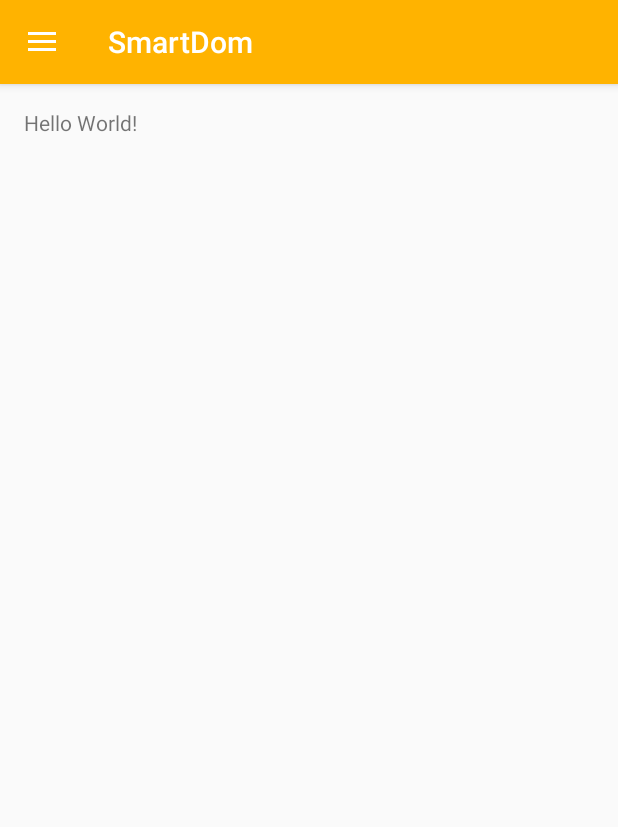
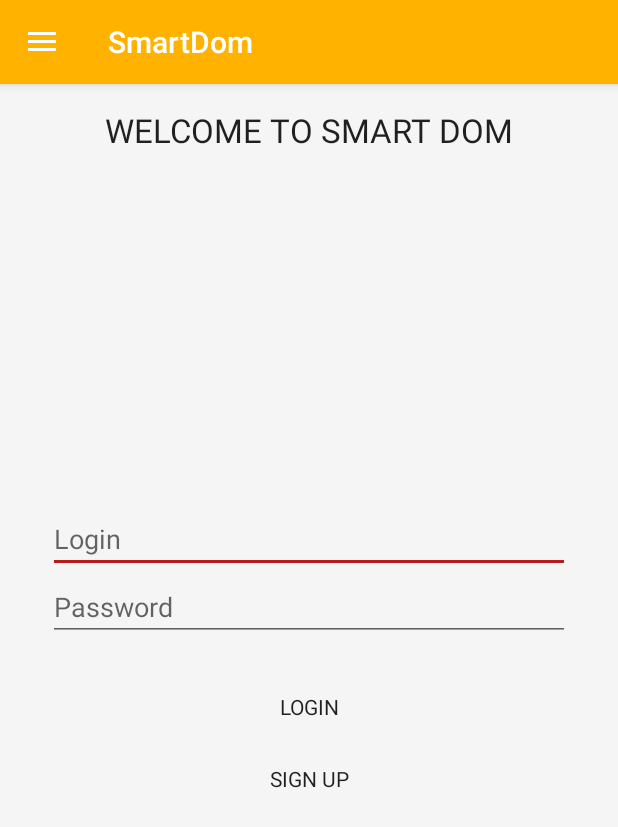
Before and after one commit to aleksandra-majchrzak/smart-dom-android, an Android app: the screen it shows after launch (MainActivity), in the side drawer, after a tap on "Settings", on a phone screen of 412 x 824 dp. Shown: the top 827 px of the screen. Run offline under Robolectric (Android 15) with nearby library versions, the phone set to English and light mode, and no system bars; our stand-ins replace ButterKnife.

Commit message:
Added main and homes fragments.

```diff
--- a/app/build.gradle
+++ b/app/build.gradle
@@ -24,10 +24,11 @@ dependencies {
     androidTestCompile('com.android.support.test.espresso:espresso-core:2.2.2', {
         exclude group: 'com.android.support', module: 'support-annotations'
     })
+
     compile 'com.android.support:appcompat-v7:25.3.0'
     compile 'com.android.support:design:25.3.0'
+    compile 'com.jakewharton:butterknife:8.5.1'
+    compile 'com.android.support:support-v4:25.3.0'
     testCompile 'junit:junit:4.12'
-
-    compile 'com.jakewharton:butterknife:8.5.1'
     annotationProcessor 'com.jakewharton:butterknife-compiler:8.5.1'
 }
--- a/app/src/main/java/pl/edu/uj/ii/smartdom/activities/MainActivity.java
+++ b/app/src/main/java/pl/edu/uj/ii/smartdom/activities/MainActivity.java
@@ -9,11 +9,14 @@ import android.support.v7.app.AppCompatActivity;
 import android.support.v7.widget.Toolbar;
 import android.view.Menu;
 import android.view.MenuItem;
+import android.view.View;
 
 import butterknife.BindView;
 import butterknife.ButterKnife;
 import pl.edu.uj.ii.smartdom.R;
 import pl.edu.uj.ii.smartdom.enums.SmartMenuItem;
+import pl.edu.uj.ii.smartdom.fragments.HomesFragment;
+import pl.edu.uj.ii.smartdom.fragments.MainFragment;
 
 public class MainActivity extends AppCompatActivity
         implements NavigationView.OnNavigationItemSelectedListener {
@@ -24,6 +27,8 @@ public class MainActivity extends AppCompatActivity
     DrawerLayout drawer;
     @BindView(R.id.nav_view)
     NavigationView navigationView;
+
+    private int CURRENT_NAV_ITEM_ID = 0;
 
     @Override
     protected void onCreate(Bundle savedInstanceState) {
@@ -43,6 +48,20 @@ public class MainActivity extends AppCompatActivity
                 this, drawer, toolbar, R.string.navigation_drawer_open, R.string.navigation_drawer_close);
         drawer.setDrawerListener(toggle);
         toggle.syncState();
+
+        navigationView.getHeaderView(0)
+                .findViewById(R.id.app_imageView).setOnClickListener(new View.OnClickListener() {
+            @Override
+            public void onClick(View v) {
+                getSupportFragmentManager().beginTransaction()
+                        .replace(R.id.fragment_container, new MainFragment(), MainFragment.TAG)
+                        .commit();
+
+                navigationView.getMenu().findItem(CURRENT_NAV_ITEM_ID).setChecked(false);
+                CURRENT_NAV_ITEM_ID = 0;
+                drawer.closeDrawer(GravityCompat.START);
+            }
+        });
 
         navigationView.setNavigationItemSelectedListener(this);
         addCurrentRooms();
@@ -75,8 +94,12 @@ public class MainActivity extends AppCompatActivity
     public boolean onNavigationItemSelected(MenuItem item) {
         // Handle navigation view item clicks here.
         int id = item.getItemId();
+        CURRENT_NAV_ITEM_ID = id;
 
         if (id == R.id.nav_change_home) {
+            getSupportFragmentManager().beginTransaction()
+                    .replace(R.id.fragment_container, new HomesFragment(), HomesFragment.TAG)
+                    .commit();
 
         } else if (id == R.id.nav_logout) {
 
--- /dev/null
+++ b/app/src/main/java/pl/edu/uj/ii/smartdom/fragments/MainFragment.java
@@ -0,0 +1,28 @@
+package pl.edu.uj.ii.smartdom.fragments;
+
+import android.os.Bundle;
+import android.support.v4.app.Fragment;
+import android.view.LayoutInflater;
+import android.view.View;
+import android.view.ViewGroup;
+
+import butterknife.ButterKnife;
+import pl.edu.uj.ii.smartdom.R;
+
+public class MainFragment extends Fragment {
+
+    public final static String TAG = MainFragment.class.getName();
+
+    public MainFragment() {
+        // Required empty public constructor
+    }
+
+    @Override
+    public View onCreateView(LayoutInflater inflater, ViewGroup container,
+                             Bundle savedInstanceState) {
+        View fragmentView = inflater.inflate(R.layout.fragment_main, container, false);
+        ButterKnife.bind(this, fragmentView);
+        return fragmentView;
+    }
+
+}
--- a/app/src/main/res/layout/content_main.xml
+++ b/app/src/main/res/layout/content_main.xml
@@ -5,16 +5,21 @@
     android:id="@+id/content_main"
     android:layout_width="match_parent"
     android:layout_height="match_parent"
-    android:paddingBottom="@dimen/activity_vertical_margin"
-    android:paddingLeft="@dimen/activity_horizontal_margin"
-    android:paddingRight="@dimen/activity_horizontal_margin"
-    android:paddingTop="@dimen/activity_vertical_margin"
     app:layout_behavior="@string/appbar_scrolling_view_behavior"
     tools:context="pl.edu.uj.ii.smartdom.activities.MainActivity"
     tools:showIn="@layout/app_bar_main">
 
-    <TextView
-        android:layout_width="wrap_content"
-        android:layout_height="wrap_content"
-        android:text="Hello World!" />
+    <FrameLayout
+        android:id="@+id/fragment_container"
+        android:layout_width="match_parent"
+        android:layout_height="match_parent">
+
+        <fragment
+            android:id="@+id/main_fragment"
+            android:name="pl.edu.uj.ii.smartdom.fragments.MainFragment"
+            android:layout_width="match_parent"
+            android:layout_height="match_parent"
+            tools:layout="@layout/fragment_main" />
+
+    </FrameLayout>
 </RelativeLayout>
--- /dev/null
+++ b/app/src/main/res/layout/fragment_main.xml
@@ -0,0 +1,81 @@
+<FrameLayout xmlns:android="http://schemas.android.com/apk/res/android"
+    xmlns:tools="http://schemas.android.com/tools"
+    android:layout_width="match_parent"
+    android:layout_height="match_parent"
+    android:background="@color/background"
+    android:paddingBottom="@dimen/activity_vertical_margin"
+    android:paddingLeft="@dimen/activity_horizontal_margin"
+    android:paddingRight="@dimen/activity_horizontal_margin"
+    android:paddingTop="@dimen/activity_vertical_margin"
+    tools:context="pl.edu.uj.ii.smartdom.fragments.MainFragment">
+
+    <RelativeLayout
+        android:layout_width="match_parent"
+        android:layout_height="match_parent">
+
+        <TextView
+            android:layout_width="wrap_content"
+            android:layout_height="wrap_content"
+            android:layout_centerHorizontal="true"
+            android:text="WELCOME TO SMART DOM"
+            android:textAppearance="@style/Base.TextAppearance.AppCompat.Large" />
+
+        <LinearLayout
+            android:id="@+id/login_ll"
+            android:layout_width="match_parent"
+            android:layout_height="wrap_content"
+            android:layout_centerInParent="true"
+            android:layout_marginLeft="@dimen/activity_horizontal_margin"
+            android:layout_marginRight="@dimen/activity_horizontal_margin"
+            android:orientation="vertical">
+
+            <EditText
+                android:id="@+id/login_editText"
+                android:layout_width="match_parent"
+                android:layout_height="wrap_content"
+                android:hint="@string/login" />
+
+            <EditText
+                android:id="@+id/password_editText"
+                android:layout_width="match_parent"
+                android:layout_height="wrap_content"
+                android:hint="@string/password" />
+
+            <Button
+                android:id="@+id/login_button"
+                style="@style/Base.Widget.AppCompat.ButtonBar"
+                android:layout_width="match_parent"
+                android:layout_height="wrap_content"
+                android:layout_marginTop="@dimen/top_margin"
+                android:background="?android:attr/selectableItemBackground"
+                android:text="@string/login_caps" />
+
+            <Button
+                android:id="@+id/sign_up_button"
+                style="@style/Base.Widget.AppCompat.ButtonBar"
+                android:layout_width="match_parent"
+                android:layout_height="wrap_content"
+                android:background="?android:attr/selectableItemBackground"
+                android:text="@string/sign_up" />
+
+        </LinearLayout>
+
+        <LinearLayout
+            android:id="@+id/hello_ll"
+            android:layout_width="wrap_content"
+            android:layout_height="wrap_content"
+            android:layout_centerInParent="true"
+            android:orientation="vertical"
+            android:visibility="gone">
+
+            <TextView
+                android:layout_width="wrap_content"
+                android:layout_height="wrap_content"
+                android:text="HELLO!" />
+
+
+        </LinearLayout>
+
+    </RelativeLayout>
+
+</FrameLayout>
--- a/app/src/main/res/values/colors.xml
+++ b/app/src/main/res/values/colors.xml
@@ -3,4 +3,5 @@
     <color name="colorPrimary">#FFB300</color>
     <color name="colorPrimaryDark">#FFA000</color>
     <color name="colorAccent">#b71c1c</color>
+    <color name="background">#f5f5f5</color>
 </resources>
--- a/app/src/main/res/values/dimens.xml
+++ b/app/src/main/res/values/dimens.xml
@@ -6,4 +6,5 @@
     <dimen name="activity_horizontal_margin">16dp</dimen>
     <dimen name="activity_vertical_margin">16dp</dimen>
     <dimen name="fab_margin">16dp</dimen>
+    <dimen name="top_margin">20dp</dimen>
 </resources>
--- a/app/src/main/res/values/strings.xml
+++ b/app/src/main/res/values/strings.xml
@@ -5,4 +5,11 @@
     <string name="navigation_drawer_close">Close navigation drawer</string>
 
     <string name="action_settings">Settings</string>
+
+    <string name="change_home">CHANGE HOME</string>
+    <string name="add_new_home">ADD NEW HOME</string>
+    <string name="login">Login</string>
+    <string name="password">Password</string>
+    <string name="login_caps">LOGIN</string>
+    <string name="sign_up">SIGN UP</string>
 </resources>
```
Also changed, not shown: app/src/main/java/pl/edu/uj/ii/smartdom/fragments/HomesFragment.java (added, +44 -0 lines), app/src/main/java/pl/edu/uj/ii/smartdom/fragments/MainSmartFragment.java (added, +19 -0 lines), app/src/main/res/layout/fragment_homes.xml (added, +48 -0 lines).
